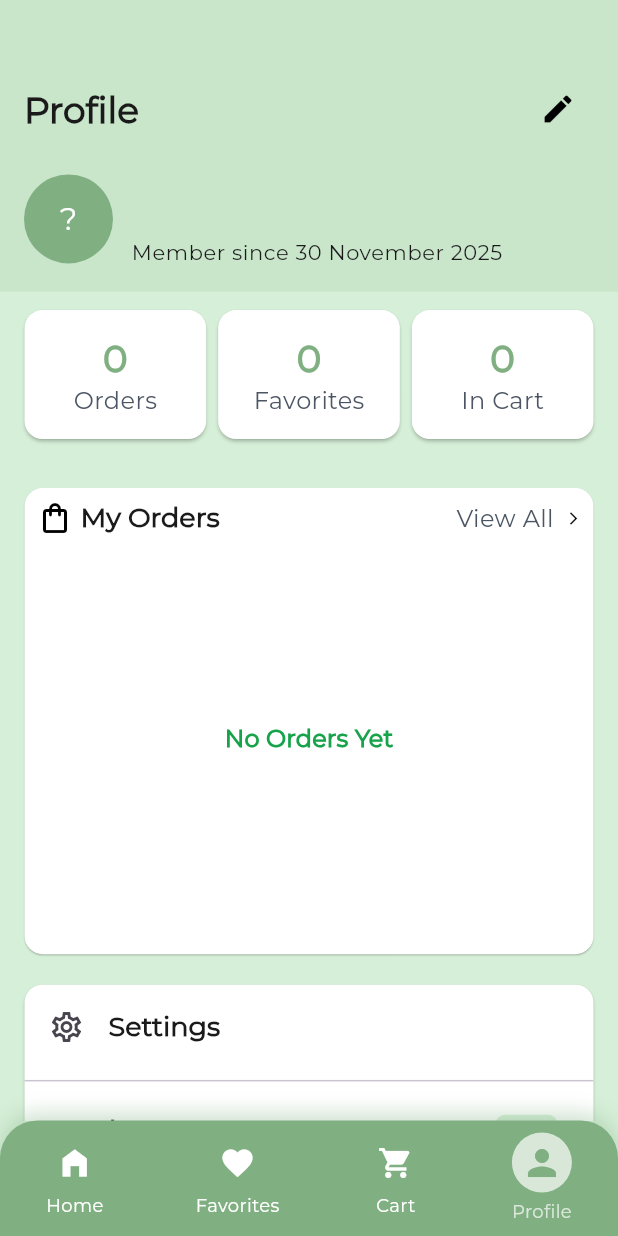
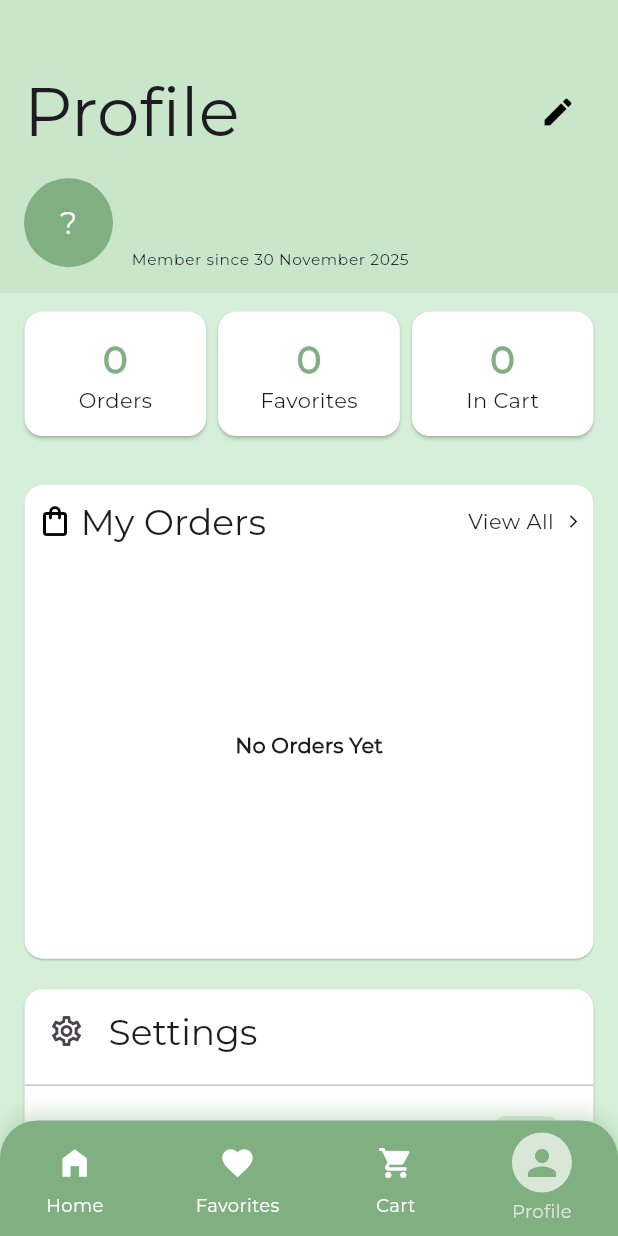
Before and after one commit to medo910/Depi-Project, a Flutter app: the ProfileScreen screen opened by its route, on a phone screen of 412 x 824 dp. Run offline on Flutter 3.47's test engine with Material 3 defaults, Android fonts, the phone set to English and light mode, and no system bars; our stand-ins replace bloc, cached_network_image, cloud_firestore, equatable, firebase_auth, firebase_core and 10 more; accounts and stored records are empty.

Commit message:
responsive 2

```diff
--- a/user_app/lib/core/theme/app_theme.dart
+++ b/user_app/lib/core/theme/app_theme.dart
@@ -1,15 +1,34 @@
 import 'package:flutter/material.dart';
-
 import '../utils/app_styles.dart';
 
-const String _fontFamily= 'Montserrat';
+// Extension عشان تستخدم الـ responsive styles بسهولة
+extension ResponsiveTextTheme on BuildContext {
+  TextStyle get displayLarge => AppStyles.styleBold30Primary(this);
+  TextStyle get displayMedium => AppStyles.styleBold24Dark(this);
+  TextStyle get displaySmall => AppStyles.styleSemiBold24Dark(this);
+
+  TextStyle get headlineLarge => AppStyles.styleBold20Primary(this);
+  TextStyle get headlineMedium => AppStyles.styleSemiBold20Dark(this);
+  TextStyle get headlineSmall => AppStyles.styleSemiBold18Dark(this);
+
+  TextStyle get titleLarge => AppStyles.styleMedium18Muted(this);
+  TextStyle get titleMedium => AppStyles.styleMedium16Dark(this);
+  TextStyle get titleSmall => AppStyles.styleMedium16Green(this);
+
+  TextStyle get bodyLarge => AppStyles.styleMedium16Dark(this);
+  TextStyle get bodyMedium => AppStyles.styleRegular16Muted(this);
+  TextStyle get bodySmall => AppStyles.styleMedium14Dark(this);
+
+  TextStyle get labelLarge => AppStyles.styleMedium14Primary(this);
+  TextStyle get labelMedium => AppStyles.styleMedium12Dark(this);
+  TextStyle get labelSmall => AppStyles.styleRegular12Muted(this);
+}
 
 class AppTheme {
   static ThemeData lightTheme = ThemeData(
     scaffoldBackgroundColor: const Color(0xFFD6EFD8),
-    primaryColor: const Color(0xFF80AF81), // selected(dark) buttons, green text , user profile no photo
-    hintColor:  Color(0xFF508D4E),
-    // primaryColorLight:const Color(0xFF80AF81),
+    primaryColor: const Color(0xFF80AF81),
+    hintColor: const Color(0xFF508D4E),
     canvasColor: const Color(0xFF80AF81),
     appBarTheme: const AppBarTheme(
       backgroundColor: Colors.white,
@@ -27,159 +46,54 @@ class AppTheme {
       }),
     ),
     iconTheme: const IconThemeData(color: Colors.black),
-    textTheme: const  TextTheme(
-    // Display (الأكبر في الشاشة)
-    displayLarge: AppStyles.styleBold30Primary,   // 30px، رئيسي
-    displayMedium: AppStyles.styleBold24Dark,     // 24px، عناوين كبيرة
-    displaySmall: AppStyles.styleSemiBold24Dark,  // 24px، نسخة أخف
-
-    // Headline (عناوين فرعية)
-    headlineLarge: AppStyles.styleBold20Primary,  // 20px، رئيسي
-    headlineMedium: AppStyles.styleSemiBold20Dark, // 20px، أسود
-    headlineSmall: AppStyles.styleSemiBold18Dark, // 18px
-
-    // Title (عناوين أصغر)
-    titleLarge: AppStyles.styleMedium18Muted,     // 18px، رمادي
-    titleMedium: AppStyles.styleMedium16Dark,     // 16px
-    titleSmall: AppStyles.styleMedium16Green,     // 16px أخضر
-
-    // Body (النصوص العادية)
-    bodyLarge: AppStyles.styleMedium16Dark,       // 16px
-    bodyMedium: AppStyles.styleRegular16Muted,    // 16px رمادي
-    bodySmall: AppStyles.styleMedium14Dark,       // 14px
-
-    // Label (التسميات الصغيرة، أزرار ...)
-    labelLarge: AppStyles.styleMedium14Primary,   // 14px أخضر
-    labelMedium: AppStyles.styleMedium12Dark,     // 12px
-    labelSmall: AppStyles.styleRegular12Muted,    // 12px رمادي
-  ),
+    fontFamily: 'Montserrat',
   );
 
   static ThemeData darkTheme = ThemeData(
     brightness: Brightness.dark,
     fontFamily: 'Montserrat',
-    scaffoldBackgroundColor: Color(0xFF1E1E1E),
-    primaryColor: Color(0xFF508D4E),
-    hintColor:  Color(0xFF508D4E),
-    canvasColor:const Color(0xFF2D2D2D),
+    scaffoldBackgroundColor: const Color(0xFF1E1E1E),
+    primaryColor: const Color(0xFF508D4E),
+    hintColor: const Color(0xFF508D4E),
+    canvasColor: const Color(0xFF2D2D2D),
     appBarTheme: const AppBarTheme(
       backgroundColor: Color(0xFF2D2D2D),
       foregroundColor: Colors.white,
       elevation: 0,
     ),
-    // cardColor: Colors.white12 ,
-    cardColor: Color(0xFF2D2D2D),
+    cardColor: const Color(0xFF2D2D2D),
     switchTheme: SwitchThemeData(
       thumbColor: WidgetStateProperty.all(Colors.white),
       trackColor: WidgetStateProperty.resolveWith<Color>((states) {
         if (states.contains(WidgetState.selected)) {
-          return Color(0xFF508D4E);
+          return const Color(0xFF508D4E);
         }
         return Colors.grey;
       }),
     ),
     iconTheme: const IconThemeData(color: Colors.white),
-    textTheme: const TextTheme(
-
-      // Display (الأكبر في الشاشة)
-      displayLarge: TextStyle(
-        fontSize: 30,
-        fontWeight: FontWeight.w700,
-        fontFamily: _fontFamily,
-        color: Color(0xFFFFFFFF), // أبيض على دارك
-      ),
-      displayMedium: TextStyle(
-        fontSize: 24,
-        fontWeight: FontWeight.w700,
-        fontFamily: _fontFamily,
-        color: Color(0xFFFFFFFF),
-      ),
-      displaySmall: TextStyle(
-        fontSize: 24,
-        fontWeight: FontWeight.w600,
-        fontFamily: _fontFamily,
-        color: Color(0xFFE5E5E5), // أبيض فاتح شوي
-      ),
-
-      // Headline (عناوين فرعية)
-      headlineLarge: TextStyle(
-        fontSize: 20,
-        fontWeight: FontWeight.w700,
-        fontFamily: _fontFamily,
-        color: Color(0xFF80AF81), // أخضر ثابت
-      ),
-      headlineMedium: TextStyle(
-        fontSize: 20,
-        fontWeight: FontWeight.w600,
-        fontFamily: _fontFamily,
-        color: Color(0xFFFFFFFF),
-      ),
-      headlineSmall: TextStyle(
-        fontSize: 18,
-        fontWeight: FontWeight.w600,
-        fontFamily: _fontFamily,
-        color: Color(0xFFE5E5E5),
-      ),
-
-      // Title (عناوين أصغر)
-      titleLarge: TextStyle(
-        fontSize: 18,
-        fontWeight: FontWeight.w500,
-        fontFamily: _fontFamily,
-        color: Color(0xFFD1D5DB), // رمادي فاتح
-      ),
-      titleMedium: TextStyle(
-        fontSize: 16,
-        fontWeight: FontWeight.w500,
-        fontFamily: _fontFamily,
-        color: Color(0xFFFFFFFF),
-      ),
-      titleSmall: TextStyle(
-        fontSize: 16,
-        fontWeight: FontWeight.w500,
-        fontFamily: _fontFamily,
-        color: Color(0xFF16A34A), // أخضر ثابت
-      ),
-
-      // Body (النصوص العادية)
-      bodyLarge: TextStyle(
-        fontSize: 16,
-        fontWeight: FontWeight.w500,
-        fontFamily: _fontFamily,
-        color: Color(0xFFFFFFFF),
-      ),
-      bodyMedium: TextStyle(
-        fontSize: 16,
-        fontWeight: FontWeight.w400,
-        fontFamily: _fontFamily,
-        color: Color(0xFFD1D5DB),
-      ),
-      bodySmall: TextStyle(
-        fontSize: 14,
-        fontWeight: FontWeight.w500,
-        fontFamily: _fontFamily,
-        color: Color(0xFFFFFFFF),
-      ),
-
-      // Label (التسميات الصغيرة، أزرار ...)
-      labelLarge: TextStyle(
-        fontSize: 14,
-        fontWeight: FontWeight.w500,
-        fontFamily: _fontFamily,
-        color: Color(0xFF80AF81), // أخضر
-      ),
-      labelMedium: TextStyle(
-        fontSize: 12,
-        fontWeight: FontWeight.w500,
-        fontFamily: _fontFamily,
-        color: Color(0xFFFFFFFF),
-      ),
-      labelSmall: TextStyle(
-        fontSize: 12,
-        fontWeight: FontWeight.w400,
-        fontFamily: _fontFamily,
-        color: Color(0xFFD1D5DB),
-      ),
-    ),
   );
 }
+
+// استخدام الـ Dark Theme Styles
+extension DarkResponsiveTextTheme on BuildContext {
+  bool get isDarkMode => Theme.of(this).brightness == Brightness.dark;
+
+  // يرجع الـ style المناسب حسب الـ theme
+  TextStyle getThemeStyle({
+    required double fontSize,
+    required FontWeight fontWeight,
+    required Color lightColor,
+    required Color darkColor,
+  }) {
+    final isDark = isDarkMode;
+    final scaledSize = AppStyles.getResponsiveFontSize(this, fontSize);
+
+    return TextStyle(
+      fontSize: scaledSize,
+      fontWeight: fontWeight,
+      fontFamily: 'Montserrat',
+      color: isDark ? darkColor : lightColor,
+    );
+  }
+}
--- a/user_app/lib/core/utils/app_styles.dart
+++ b/user_app/lib/core/utils/app_styles.dart
@@ -3,122 +3,144 @@ import 'package:flutter/widgets.dart';
 abstract class AppStyles {
   static const String _fontFamily = 'Montserrat';
 
-  // 12px
-  static const TextStyle styleRegular12Muted = TextStyle(
-    fontSize: 12,
+  // Helper method للحصول على scale factor بناءً على عرض الشاشة
+  static double getResponsiveScale(BuildContext context) {
+    final width = MediaQuery.of(context).size.width;
+
+    // Base width للمقارنة (375 للموبايل)
+    const baseWidth = 375.0;
+
+    // احسب النسبة
+    double scale = width / baseWidth;
+
+    // حدد الـ scale في نطاق معقول
+    if (scale < 0.8) scale = 0.8;
+    if (scale > 1.3) scale = 1.3;
+
+    return scale;
+  }
+
+  // Helper method للحصول على font size responsive
+  static double getResponsiveFontSize(BuildContext context, double fontSize) {
+    return fontSize * getResponsiveScale(context);
+  }
+
+  // 12px - Responsive
+  static TextStyle styleRegular12Muted(BuildContext context) => TextStyle(
+    fontSize: getResponsiveFontSize(context, 12),
     fontWeight: FontWeight.w400,
     fontFamily: _fontFamily,
-    color: Color(0xFF4B5563), // muted
+    color: const Color(0xFF4B5563),
   );
 
-  static const TextStyle styleMedium12Dark = TextStyle(
-    fontSize: 12,
+  static TextStyle styleMedium12Dark(BuildContext context) => TextStyle(
+    fontSize: getResponsiveFontSize(context, 12),
     fontWeight: FontWeight.w500,
     fontFamily: _fontFamily,
-    color: Color(0xFF1A1A1A), // foreground
+    color: const Color(0xFF1A1A1A),
   );
 
-  static const TextStyle styleSemiBold12Red = TextStyle(
-    fontSize: 12,
+  static TextStyle styleSemiBold12Red(BuildContext context) => TextStyle(
+    fontSize: getResponsiveFontSize(context, 12),
     fontWeight: FontWeight.w600,
     fontFamily: _fontFamily,
-    color: Color(0xFFDC2626), // destructive
+    color: const Color(0xFFDC2626),
   );
 
-  // 14px
-  static const TextStyle styleRegular14Muted = TextStyle(
-    fontSize: 14,
+  // 14px - Responsive
+  static TextStyle styleRegular14Muted(BuildContext context) => TextStyle(
+    fontSize: getResponsiveFontSize(context, 14),
     fontWeight: FontWeight.w400,
     fontFamily: _fontFamily,
-    color: Color(0xFF4B5563), // muted
+    color: const Color(0xFF4B5563),
   );
 
-  static const TextStyle styleMedium14Dark = TextStyle(
-    fontSize: 14,
+  static TextStyle styleMedium14Dark(BuildContext context) => TextStyle(
+    fontSize: getResponsiveFontSize(context, 14),
     fontWeight: FontWeight.w500,
     fontFamily: _fontFamily,
-    color: Color(0xFF1A1A1A), // foreground
+    color: const Color(0xFF1A1A1A),
   );
 
-  static const TextStyle styleMedium14Primary = TextStyle(
-    fontSize: 14,
+  static TextStyle styleMedium14Primary(BuildContext context) => TextStyle(
+    fontSize: getResponsiveFontSize(context, 14),
     fontWeight: FontWeight.w500,
     fontFamily: _fontFamily,
-    color: Color(0xFF80AF81), // primary
+    color: const Color(0xFF80AF81),
   );
 
-  // 16px
-  static const TextStyle styleMedium16Dark = TextStyle(
-    fontSize: 16,
+  // 16px - Responsive
+  static TextStyle styleMedium16Dark(BuildContext context) => TextStyle(
+    fontSize: getResponsiveFontSize(context, 16),
     fontWeight: FontWeight.w500,
     fontFamily: _fontFamily,
-    color: Color(0xFF1A1A1A), // foreground
+    color: const Color(0xFF1A1A1A),
   );
 
-  static const TextStyle styleRegular16Muted = TextStyle(
-    fontSize: 16,
+  static TextStyle styleRegular16Muted(BuildContext context) => TextStyle(
+    fontSize: getResponsiveFontSize(context, 16),
     fontWeight: FontWeight.w400,
     fontFamily: _fontFamily,
-    color: Color(0xFF4B5563), // muted
+    color: const Color(0xFF4B5563),
   );
 
-  static const TextStyle styleMedium16Green = TextStyle(
-    fontSize: 16,
+  static TextStyle styleMedium16Green(BuildContext context) => TextStyle(
+    fontSize: getResponsiveFontSize(context, 16),
     fontWeight: FontWeight.w500,
     fontFamily: _fontFamily,
-    color: Color(0xFF16A34A), // success
+    color: const Color(0xFF16A34A),
   );
 
-  // 18px
-  static const TextStyle styleSemiBold18Dark = TextStyle(
-    fontSize: 18,
+  // 18px - Responsive
+  static TextStyle styleSemiBold18Dark(BuildContext context) => TextStyle(
+    fontSize: getResponsiveFontSize(context, 18),
     fontWeight: FontWeight.w600,
     fontFamily: _fontFamily,
-    color: Color(0xFF1A1A1A), // foreground
+    color: const Color(0xFF1A1A1A),
   );
 
-  static const TextStyle styleMedium18Muted = TextStyle(
-    fontSize: 18,
+  static TextStyle styleMedium18Muted(BuildContext context) => TextStyle(
+    fontSize: getResponsiveFontSize(context, 18),
     fontWeight: FontWeight.w500,
     fontFamily: _fontFamily,
-    color: Color(0xFF4B5563), // muted
+    color: const Color(0xFF4B5563),
   );
 
-  // 20px
-  static const TextStyle styleSemiBold20Dark = TextStyle(
-    fontSize: 20,
+  // 20px - Responsive
+  static TextStyle styleSemiBold20Dark(BuildContext context) => TextStyle(
+    fontSize: getResponsiveFontSize(context, 20),
     fontWeight: FontWeight.w600,
     fontFamily: _fontFamily,
-    color: Color(0xFF1A1A1A), // foreground
+    color: const Color(0xFF1A1A1A),
   );
 
-  static const TextStyle styleBold20Primary = TextStyle(
-    fontSize: 20,
+  static TextStyle styleBold20Primary(BuildContext context) => TextStyle(
+    fontSize: getResponsiveFontSize(context, 20),
     fontWeight: FontWeight.w700,
     fontFamily: _fontFamily,
-    color: Color(0xFF80AF81), // primary
+    color: const Color(0xFF80AF81),
   );
 
-  // 24px
-  static const TextStyle styleSemiBold24Dark = TextStyle(
-    fontSize: 24,
+  // 24px - Responsive
+  static TextStyle styleSemiBold24Dark(BuildContext context) => TextStyle(
+    fontSize: getResponsiveFontSize(context, 24),
     fontWeight: FontWeight.w600,
     fontFamily: _fontFamily,
-    color: Color(0xFF1A1A1A),
+    color: const Color(0xFF1A1A1A),
   );
 
-  static const TextStyle styleBold24Dark = TextStyle(
-    fontSize: 24,
+  static TextStyle styleBold24Dark(BuildContext context) => TextStyle(
+    fontSize: getResponsiveFontSize(context, 24),
     fontWeight: FontWeight.w700,
     fontFamily: _fontFamily,
-    color: Color(0xFF1A1A1A),
+    color: const Color(0xFF1A1A1A),
   );
 
-  // 30px
-  static const TextStyle styleBold30Primary = TextStyle(
-    fontSize: 30,
+  // 30px - Responsive
+  static TextStyle styleBold30Primary(BuildContext context) => TextStyle(
+    fontSize: getResponsiveFontSize(context, 30),
     fontWeight: FontWeight.w700,
     fontFamily: _fontFamily,
-    color: Color(0xFF80AF81),
+    color: const Color(0xFF80AF81),
   );
 }
--- a/user_app/lib/features/auth/presentation/views/login_view.dart
+++ b/user_app/lib/features/auth/presentation/views/login_view.dart
@@ -141,7 +141,7 @@ class _LoginViewState extends State<LoginView> {
                       Text(
                         'Don\'t have an account?',
                         style: theme.textTheme.bodyMedium?.copyWith(
-                          fontSize: size.width * 0.038,
+                          fontSize: size.width * 0.032,
                         ),
                       ),
                       GestureDetector(
@@ -151,7 +151,7 @@ class _LoginViewState extends State<LoginView> {
                         child: Text(
                           '  Register',
                           style: theme.textTheme.labelLarge?.copyWith(
-                            fontSize: size.width * 0.038,
+                            fontSize: size.width * 0.032,
                           ),
                         ),
                       ),
--- a/user_app/lib/features/auth/presentation/views/register_view.dart
+++ b/user_app/lib/features/auth/presentation/views/register_view.dart
@@ -143,7 +143,7 @@ class _RegisterViewState extends State<RegisterView> {
                       Text(
                         'Already have an account?',
                         style: theme.textTheme.bodyMedium?.copyWith(
-                          fontSize: size.width * 0.038,
+                          fontSize: size.width * 0.032,
                         ),
                       ),
                       GestureDetector(
@@ -153,7 +153,7 @@ class _RegisterViewState extends State<RegisterView> {
                         child: Text(
                           '  Login',
                           style: theme.textTheme.labelLarge?.copyWith(
-                            fontSize: size.width * 0.038,
+                            fontSize: size.width * 0.032,
                           ),
                         ),
                       ),
--- a/user_app/lib/features/onboarding/presentation/widgets/onboarding_slide_widget.dart
+++ b/user_app/lib/features/onboarding/presentation/widgets/onboarding_slide_widget.dart
@@ -35,9 +35,9 @@ class OnboardingSlideWidget extends StatelessWidget {
                   alignment: Alignment.topRight,
                   child: TextButton(
                     onPressed: () => AppRouter.router.go(AppRouter.kLogin),
-                    child: const Text(
+                    child: Text(
                       'Skip',
-                      style: AppStyles.styleMedium16Dark,
+                      style: AppStyles.styleMedium16Dark(context),
                     ),
                   ),
                 ),
@@ -68,7 +68,7 @@ class OnboardingSlideWidget extends StatelessWidget {
 
                 Text(
                   title,
-                  style: AppStyles.styleBold24Dark.copyWith(
+                  style: AppStyles.styleBold24Dark(context).copyWith(
                     fontSize: size.width * 0.065, // تحكم في حجم الخط
                   ),
                   textAlign: TextAlign.center,
@@ -78,7 +78,7 @@ class OnboardingSlideWidget extends StatelessWidget {
 
                 Text(
                   subtitle,
-                  style: AppStyles.styleRegular16Muted.copyWith(
+                  style: AppStyles.styleRegular16Muted(context).copyWith(
                     fontSize: size.width * 0.04,
                   ),
                   textAlign: TextAlign.center,
--- a/user_app/lib/features/productDetails/data/UserService.dart
+++ b/user_app/lib/features/productDetails/data/UserService.dart
@@ -5,8 +5,23 @@ import 'package:flutter/foundation.dart';
 
 class CartService {
   final FirebaseFirestore _firestore = FirebaseFirestore.instance;
+  Future<void> _ensureCartExists(String userId) async {
+    DocumentSnapshot userDoc =
+        await _firestore.collection('users').doc(userId).get();
+
+    if (!userDoc.exists) {
+      await _firestore.collection('users').doc(userId).set({'cart': []});
+    } else {
+      Map<String, dynamic>? data = userDoc.data() as Map<String, dynamic>?;
+      if (data == null || !data.containsKey('cart')) {
+        await _firestore.collection('users').doc(userId).update({'cart': []});
+      }
+    }
+  }
 
   Future<void> addToCart(String userId, ProductSelected product) async {
+    await _ensureCartExists(userId);
+
     bool exists = await isProductInCart(userId, product);
     if (exists) {
       await increeseProductQuantity(
--- a/user_app/lib/features/profile/presentation/views/profile_screen.dart
+++ b/user_app/lib/features/profile/presentation/views/profile_screen.dart
@@ -129,17 +129,29 @@ class ProfileScreen extends StatelessWidget {
                                         Theme.of(
                                           context,
                                         ).textTheme.headlineSmall,
+                                    overflow: TextOverflow.ellipsis,
+                                    maxLines: 1,
                                   ),
                                   const SizedBox(height: 3),
                                   Text(
                                     state.email,
-                                    style:
-                                        Theme.of(context).textTheme.bodySmall,
+                                    style: Theme.of(
+                                      context,
+                                    ).textTheme.bodySmall?.copyWith(
+                                      fontSize: screenWidth * 0.025,
+                                    ),
+                                    overflow: TextOverflow.ellipsis,
+                                    maxLines: 1,
                                   ),
                                   Text(
                                     "Member since ${DateFormat('d MMMM yyyy', 'en_US').format(state.createdAt)}",
-                                    style:
-                                        Theme.of(context).textTheme.bodySmall,
+                                    style: Theme.of(
+                                      context,
+                                    ).textTheme.bodySmall?.copyWith(
+                                      fontSize: screenWidth * 0.025,
+                                    ),
+                                    overflow: TextOverflow.ellipsis,
+                                    maxLines: 1,
                                   ),
                                 ],
                               ),
@@ -467,11 +479,6 @@ class ProfileScreen extends StatelessWidget {
                                                         ),
                                                       )
                                                       : const SizedBox(),
-
-                                                  SizedBox(
-                                                    width: screenWidth * 0.01,
-                                                  ),
-
                                                   // main details
                                                   Expanded(
                                                     child: buildOrderItem(
@@ -480,7 +487,7 @@ class ProfileScreen extends StatelessWidget {
                                                       date:
                                                           "${DateFormat('yyyy-MM-dd').format(date)} • ${products.length} items",
                                                       price:
-                                                          "\$${order.totalPrice.toStringAsFixed(2)}",
+                                                          "\$${order.totalPrice.toStringAsFixed(1)}",
                                                       status:
                                                           order.status
                                                               .toString()
--- a/user_app/lib/features/profile/presentation/widgets/order_item.dart
+++ b/user_app/lib/features/profile/presentation/widgets/order_item.dart
@@ -15,14 +15,14 @@ Widget buildOrderItem({
     children: [
       ListTile(
         contentPadding: EdgeInsets.zero,
-        title: Text('#$id', style: Theme.of(context).textTheme.headlineSmall),
-        subtitle: Text(date),
+        title: Text('#$id', style: Theme.of(context).textTheme.labelSmall),
+        subtitle: Text(date, style: Theme.of(context).textTheme.bodySmall),
         trailing: Column(
           crossAxisAlignment: CrossAxisAlignment.end,
           children: [
             Container(
               padding: EdgeInsets.symmetric(
-                horizontal: screenWidth * 0.02,
+                horizontal: screenWidth * 0.01,
                 vertical: 4,
               ),
               decoration: BoxDecoration(
@@ -35,7 +35,7 @@ Widget buildOrderItem({
               ),
             ),
             const SizedBox(height: 5),
-            Text(price, style: Theme.of(context).textTheme.bodyLarge),
+            Text(price, style: Theme.of(context).textTheme.bodySmall),
           ],
         ),
       ),
```
